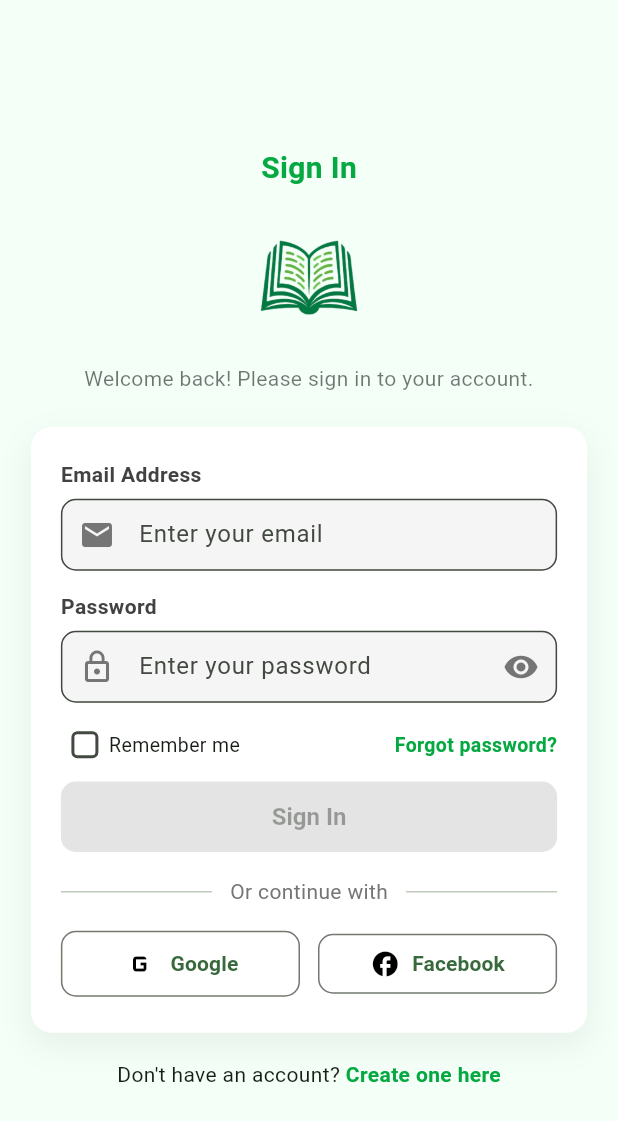
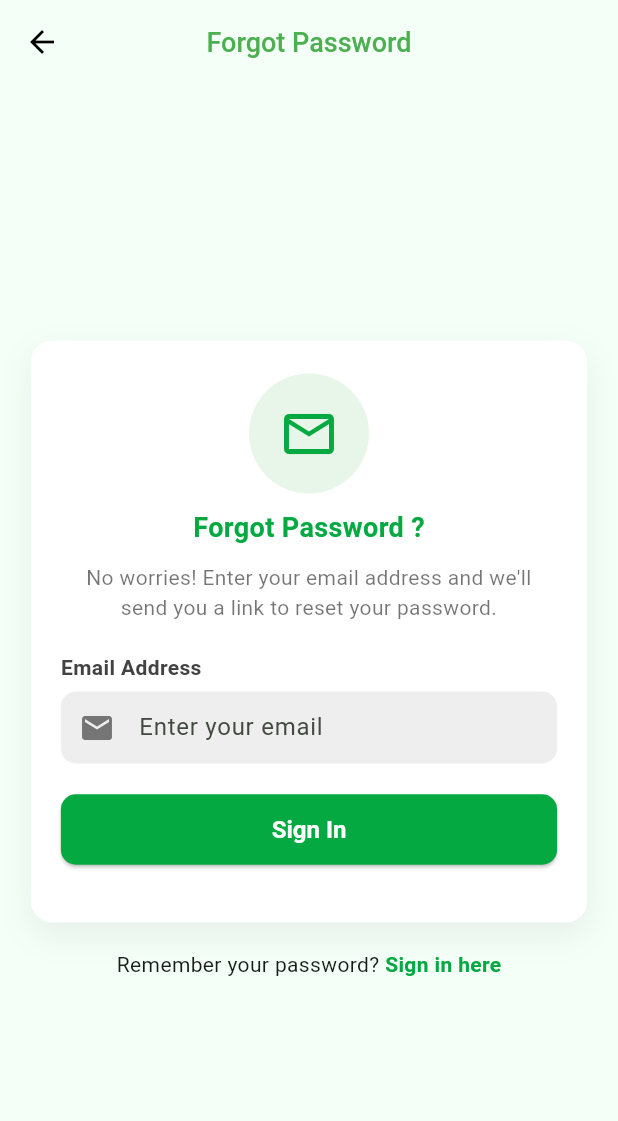
Before and after one commit to umangpatel-12/KHOJO-PUSTAK-APP, a Flutter app: the screen it shows after launch, after a tap on "Forgot password?", on a phone screen of 412 x 824 dp. Shown: the top 1121 px of the screen. Run offline on Flutter 3.47's test engine with Material 3 defaults, Android fonts, the phone set to English and light mode, and no system bars; our stand-ins replace cloud_firestore, firebase_auth, firebase_core, firebase_database, flutter_feather_icons, font_awesome_flutter and 4 more; accounts and stored records are empty.

Commit message:
Add Forgot Password Functionality Via Email.

```diff
--- a/lib/Widgets/Authentication/LoginScreen.dart
+++ b/lib/Widgets/Authentication/LoginScreen.dart
@@ -2,6 +2,7 @@ import 'package:firebase_auth/firebase_auth.dart';
 import 'package:flutter/gestures.dart';
 import 'package:flutter/material.dart';
 import 'package:google_sign_in/google_sign_in.dart';
+import 'package:khojpustak/Widgets/ForgotPassword/ForgotPasswordScreen.dart';
 import 'package:shared_preferences/shared_preferences.dart';
 import '../BottomNavigationBar/BottomNavBar.dart';
 import 'RegistrationScreen.dart';
@@ -18,7 +19,7 @@ class _LoginScreenState extends State<LoginScreen> {
   final _email = TextEditingController();
   final _password = TextEditingController();
   final GoogleSignIn _googleSignIn = GoogleSignIn();
-  final FirebaseAuth _auth = FirebaseAuth.instance;
+  // final FirebaseAuth _auth = FirebaseAuth.instance;
 
 
   bool _obscurePassword = true;
@@ -164,7 +165,8 @@ class _LoginScreenState extends State<LoginScreen> {
 
   @override
   Widget build(BuildContext context) {
-    return Scaffold(
+    return
+      Scaffold(
       backgroundColor: const Color(0xFFF4FFF8),
       body: SafeArea(
         child: Center(
@@ -310,6 +312,7 @@ class _LoginScreenState extends State<LoginScreen> {
                             GestureDetector(
                               onTap: () {
                                 // handle forgot password
+                                Navigator.push(context, _createRoute(ForgotPasswordScreen()));
                               },
                               child: Text(
                                 "Forgot password?",
@@ -379,37 +382,6 @@ class _LoginScreenState extends State<LoginScreen> {
                                   color: Colors.black, size: 24),
                               signInWithGoogle,
                             ),
-                      //       Expanded(
-                      //   child: OutlinedButton(
-                      //     onPressed: () async {
-                      //       final credential = await signInWithGoogle();
-                      //       if(credential != null)
-                      //         {
-                      //           ScaffoldMessenger.of(context).showSnackBar(
-                      //             SnackBar(
-                      //                 content: Text(
-                      //                     'Signed in as Google.')),
-                      //           );
-                      //           print("Google sign in with${credential.user!.email}");
-                      //           Navigator.pushReplacement(context, _createRoute(CustomBottomNavBar()));
-                      //         }
-                      //     },
-                      //     style: OutlinedButton.styleFrom(
-                      //       padding: const EdgeInsets.symmetric(vertical: 10),
-                      //       shape: RoundedRectangleBorder(borderRadius: BorderRadius.circular(10)),
-                      //     ),
-                      //     child: Row(
-                      //       mainAxisAlignment: MainAxisAlignment.center,
-                      //       children: [
-                      //         Icon(Icons.g_mobiledata,
-                      //         color: Colors.black, size: 24),
-                      //         const SizedBox(width: 8),
-                      //         Text("Google", style: const TextStyle(fontWeight: FontWeight.w600)),
-                      //       ],
-                      //     ),
-                      //   ),
-                      // ),
-
                             const SizedBox(width: 12),
                             _socialButton(
                               "Facebook",
--- /dev/null
+++ b/lib/Widgets/ForgotPassword/ForgotPasswordScreen.dart
@@ -0,0 +1,261 @@
+import 'package:firebase_auth/firebase_auth.dart';
+import 'package:flutter/material.dart';
+import 'package:khojpustak/Widgets/Authentication/LoginScreen.dart';
+
+class ForgotPasswordScreen extends StatefulWidget {
+  const ForgotPasswordScreen({super.key});
+
+  @override
+  State<ForgotPasswordScreen> createState() => _ForgotPasswordScreenState();
+}
+
+class _ForgotPasswordScreenState extends State<ForgotPasswordScreen> {
+  static const Color primaryGreen = Color(0xFF05A941);
+  final _formKey = GlobalKey<FormState>();
+  final _emailController = TextEditingController();
+  bool _loading = false;
+
+  Future<void> _resetPassword() async {
+    String email = _emailController.text.trim();
+    if (!_formKey.currentState!.validate()) return;
+
+    try
+    {
+      if(email.isEmpty){
+        ScaffoldMessenger.of(context).showSnackBar(
+          const SnackBar(content: Text("Please enter your email ✅")),
+        );
+      }
+
+      await FirebaseAuth.instance.sendPasswordResetEmail(email: email);
+      ScaffoldMessenger.of(context).showSnackBar(
+        SnackBar(content: Text("Password reset link sent to $email ✅")));
+
+      setState(() {
+        _loading = true;
+      });
+
+    } on FirebaseAuthException catch (e) {
+      if (e.code == 'user-not-found') {
+        ScaffoldMessenger.of(context).showSnackBar(
+          const SnackBar(content: Text("No user found with this email ✅")),
+        );
+      } else {
+        ScaffoldMessenger.of(context).showSnackBar(
+          SnackBar(content: Text("Error: ${e.message}")),
+        );
+      }
+    }
+    finally
+        {
+          setState(() {
+            _loading = false;
+          });
+        }
+    return;
+
+  }
+
+  // DECORATION
+  InputDecoration _buildDecoration(String hint, IconData icon) {
+    return InputDecoration(
+      prefixIcon: Icon(icon, color: Colors.grey[600]),
+      hintText: hint,
+      filled: true,
+      fillColor: Colors.grey[200],
+      contentPadding: const EdgeInsets.symmetric(vertical: 10, horizontal: 12),
+      border: OutlineInputBorder(
+        borderRadius: BorderRadius.circular(10),
+        borderSide: BorderSide.none,
+      ),
+    );
+  }
+
+  @override
+  Widget build(BuildContext context) {
+    return Scaffold(
+        backgroundColor: const Color(0xFFF4FFF8),
+        // resizeToAvoidBottomInset: false,
+        appBar: AppBar(
+          foregroundColor: Colors.black,
+          backgroundColor: Color(0xFFF4FFF8),
+          centerTitle: true,
+          title: Text(
+            "Forgot Password",
+            style: TextStyle(
+              fontSize: 18,
+              color: Colors.green,
+              fontWeight: FontWeight.w500,
+            ),
+          ),
+          elevation: 0.0,
+        ),
+        body: SafeArea(
+          child: Center(
+            child: SingleChildScrollView(
+              padding: const EdgeInsets.symmetric(horizontal: 20, vertical: 36),
+              child: Column(
+                mainAxisAlignment: MainAxisAlignment.center,
+                children: [
+
+                  // Login Card
+                  Container(
+                    width: MediaQuery.of(context).size.width * 0.9,
+                    constraints: const BoxConstraints(maxWidth: 400),
+                    padding: const EdgeInsets.symmetric(horizontal: 20, vertical: 22),
+                    decoration: BoxDecoration(
+                      color: Colors.white,
+                      borderRadius: BorderRadius.circular(14),
+                      boxShadow: [
+                        BoxShadow(
+                          color: Colors.black.withOpacity(0.06),
+                          blurRadius: 18,
+                          offset: const Offset(0, 8),
+                        )
+                      ],
+                    ),
+                    child: Form(
+                      key: _formKey,
+                      child: Column(
+                        children: [
+
+                          CircleAvatar(
+                            radius: 40,
+                            backgroundColor: Colors.green.shade50,
+                            child: Icon(
+                              Icons.email_outlined,
+                              color: primaryGreen,
+                              size: 40,
+                            ),
+                          ),
+
+                          SizedBox(height: 10,),
+
+                          Text(
+                            "Forgot Password ?",
+                            style: TextStyle(
+                              color: primaryGreen,
+                              fontSize: 18,
+                              fontWeight: FontWeight.w600,
+                            ),
+                          ),
+
+                          SizedBox(height: 10,),
+
+                          Text(
+                            textAlign: TextAlign.center,
+                              // "Please enter your email address. You will receive a link to create a new password via email.",
+                            "No worries! Enter your email address and we'll send you a link to reset your password.",
+                            style: TextStyle(
+                              color: Colors.black54,
+                              fontSize: 14,
+                              fontWeight: FontWeight.w400,
+                            ),
+                          ),
+
+                          SizedBox(height: 20,),
+
+                          Align(
+                            alignment: Alignment.centerLeft,
+                            child: Text("Email Address",
+                                style: TextStyle(
+                                    fontWeight: FontWeight.w600,
+                                    color: Colors.grey[800])),
+                          ),
+                          const SizedBox(height: 6),
+                          TextFormField(
+                            controller: _emailController,
+                            decoration: _buildDecoration("Enter your email", Icons.email),
+                            validator: (value) =>
+                            (value == null || !value.contains('@'))
+                                ? "Enter a valid email."
+                                : null,
+                          ),
+                          const SizedBox(height: 20),
+                          // const SizedBox(height: 12),
+
+
+                          // ✅ Sign In Button
+                          SizedBox(
+                            width: double.infinity,
+                            child: ElevatedButton(
+                              onPressed: _loading ? null : _resetPassword,
+                              style: ElevatedButton.styleFrom(
+                                backgroundColor: primaryGreen,
+                                foregroundColor: Colors.white,
+                                padding: const EdgeInsets.symmetric(vertical: 14),
+                                shape: RoundedRectangleBorder(
+                                  borderRadius: BorderRadius.circular(10),
+                                ),
+                                textStyle: const TextStyle(
+                                    fontWeight: FontWeight.w600, fontSize: 16),
+                              ),
+                              child: _loading
+                                  ? const SizedBox(
+                                width: 20,
+                                height: 20,
+                                child: CircularProgressIndicator(
+                                  strokeWidth: 2,
+                                  color: Colors.white,
+                                ),
+                              )
+                                  : const Text('Sign In'),
+                            ),
+                          ),
+
+
+                          const SizedBox(height: 16),
+                        ],
+                      ),
+                    ),
+                  ),
+
+                  const SizedBox(height: 18),
+
+                  Row(
+                    mainAxisAlignment: MainAxisAlignment.center,
+                    children: [
+                      const Text("Remember your password? "),
+                      GestureDetector(
+                        onTap: () {
+                          // go to signup
+                          Navigator.push(context, _createRoute(LoginScreen()));
+                        },
+                        child: Text(
+                          "Sign in here",
+                          style: TextStyle(
+                              color: primaryGreen, fontWeight: FontWeight.w700),
+                        ),
+                      ),
+                    ],
+                  ),
+                ],
+              ),
+            ),
+          ),
+        ),
+      );
+  }
+}
+
+
+// Custom Page Route with slide animation
+Route _createRoute(Widget page) {
+  return PageRouteBuilder(
+    pageBuilder: (context, animation, secondaryAnimation) => page,
+    transitionsBuilder: (context, animation, secondaryAnimation, child) {
+      // Slide from right
+      const begin = Offset(1.0, 0.0);
+      const end = Offset.zero;
+      const curve = Curves.ease;
+
+      var tween = Tween(begin: begin, end: end).chain(CurveTween(curve: curve));
+      var offsetAnimation = animation.drive(tween);
+
+      return SlideTransition(
+        position: offsetAnimation,
+        child: child,
+      );
+    },
+  );
+}
```
